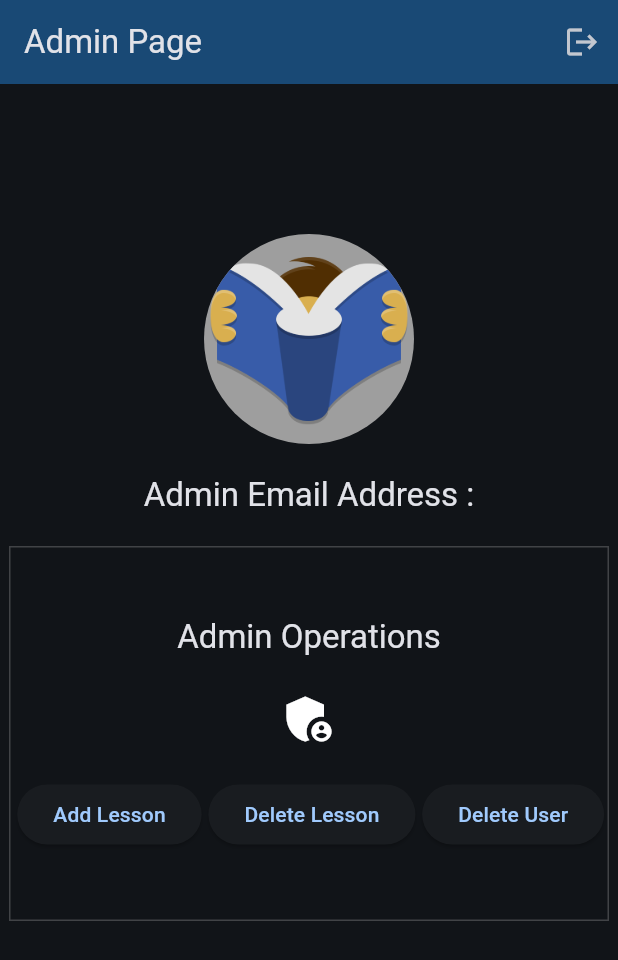
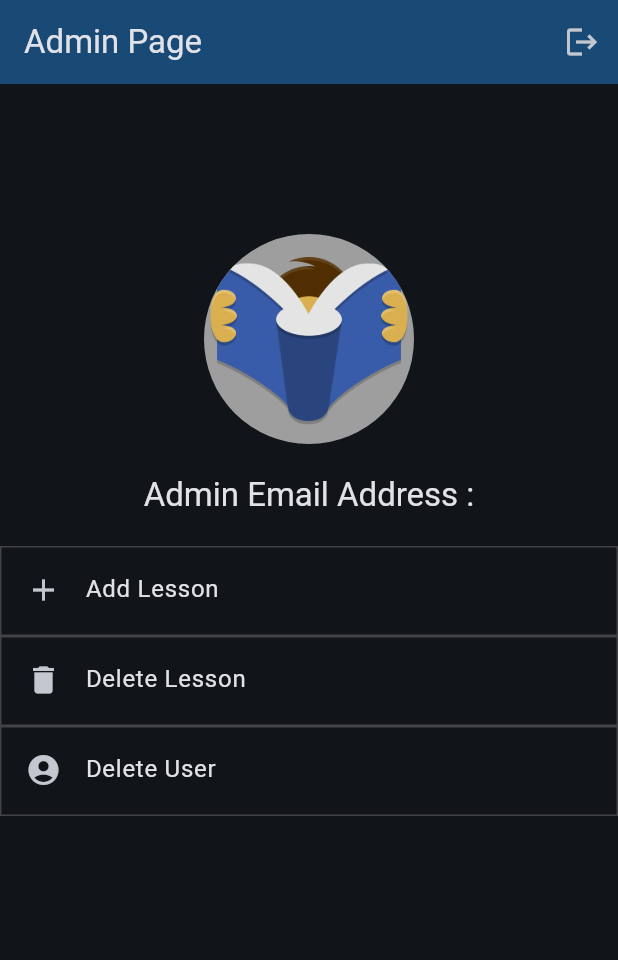
Before and after one commit to shallwebegin/kivi_app, a Flutter app: the AdminScreen screen opened directly, on a phone screen of 412 x 824 dp. Shown: the top 960 px of the screen. Run offline on Flutter 3.47's test engine with Material 3 defaults, Android fonts, the phone set to English and light mode, and no system bars; our stand-ins replace cloud_firestore, firebase_auth, firebase_core, firebase_storage, flutter_riverpod, image_picker and 2 more; accounts and stored records are empty.

Commit message:
finish app

```diff
--- a/lib/main.dart
+++ b/lib/main.dart
@@ -2,7 +2,11 @@ import 'package:flutter/material.dart';
 import 'package:firebase_core/firebase_core.dart';
 import 'package:flutter_riverpod/flutter_riverpod.dart';
 import 'package:kivi_app/screens/admin.dart';
+import 'package:kivi_app/screens/credential.dart';
+
 import 'package:kivi_app/screens/lottie.dart';
+
+import 'package:lottie/lottie.dart';
 
 import 'firebase_options.dart';
 
@@ -20,14 +24,14 @@ class App extends StatelessWidget {
   @override
   Widget build(BuildContext context) {
     return MaterialApp(
-      title: 'SpaceQuiz',
+      title: 'SpaceQuizbank',
       theme: ThemeData(
           useMaterial3: true,
           colorScheme: ColorScheme.fromSeed(
             brightness: Brightness.dark,
             seedColor: Colors.blue,
           )),
-      home: const LottieAnimation(),
+      home: const AdminScreen(),
     );
   }
 }
--- a/lib/screens/admin.dart
+++ b/lib/screens/admin.dart
@@ -65,68 +65,58 @@ class AdminScreen extends StatelessWidget {
                   height: 20,
                 ),
                 Container(
+                  height: 60,
+                  width: double.infinity,
                   decoration: BoxDecoration(
                     border: Border.all(
                       width: 1,
                       color: Colors.white.withOpacity(0.2),
                     ),
                   ),
-                  height: 250,
-                  width: 400,
-                  child: Column(
-                    mainAxisAlignment: MainAxisAlignment.center,
-                    children: [
-                      Text(
-                        'Admin Operations',
-                        style: Theme.of(context).textTheme.titleLarge,
-                      ),
-                      const SizedBox(
-                        height: 20,
-                      ),
-                      const Icon(
-                        Icons.admin_panel_settings,
-                        size: 40,
-                      ),
-                      const SizedBox(
-                        height: 20,
-                      ),
-                      Row(
-                        mainAxisAlignment: MainAxisAlignment.spaceEvenly,
-                        children: [
-                          const SizedBox(
-                            height: 20,
-                          ),
-                          ElevatedButton(
-                            onPressed: () {
+                  child: ListTile(
+                    leading: const Icon(Icons.add),
+                    title: const Text('Add Lesson'),
+                    onTap: () {
                       _showAddLessonModal(context);
                     },
-                            child: const Text('Add Lesson'),
                   ),
-                          const SizedBox(
-                            height: 20,
                 ),
-                          ElevatedButton(
-                            onPressed: () {
+                Container(
+                  height: 60,
+                  width: double.infinity,
+                  decoration: BoxDecoration(
+                    border: Border.all(
+                      width: 1,
+                      color: Colors.white.withOpacity(0.2),
+                    ),
+                  ),
+                  child: ListTile(
+                    leading: const Icon(Icons.delete),
+                    title: const Text('Delete Lesson'),
+                    onTap: () {
                       _showDeleteLessonModal(context);
                     },
-                            child: const Text('Delete Lesson'),
                   ),
-                          const SizedBox(
-                            height: 20,
                 ),
-                          ElevatedButton(
-                            onPressed: () {
-                              Navigator.of(context).pushReplacement(
+                Container(
+                  height: 60,
+                  width: double.infinity,
+                  decoration: BoxDecoration(
+                    border: Border.all(
+                      width: 1,
+                      color: Colors.white.withOpacity(0.2),
+                    ),
+                  ),
+                  child: ListTile(
+                    leading: const Icon(Icons.account_circle),
+                    title: const Text('Delete User'),
+                    onTap: () {
+                      Navigator.of(context).push(
                         MaterialPageRoute(
                           builder: (context) => const AllUsersScreen(),
                         ),
                       );
                     },
-                            child: const Text('Delete User'),
-                          ),
-                        ],
-                      ),
-                    ],
                   ),
                 ),
                 const SizedBox(
```
Lines whose indentation alone changed are shown as unchanged.
